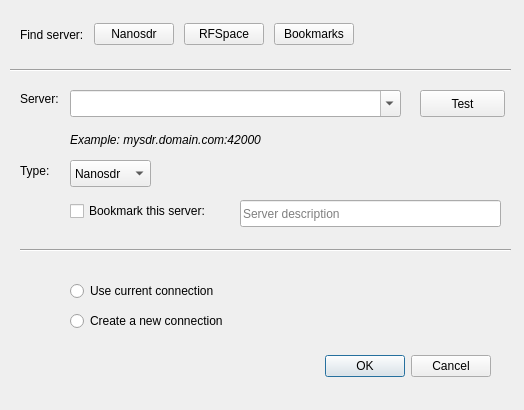
First picture: the form in src/server_dialog.ui, repository nanosdr/nanosdr-client, before the edit.
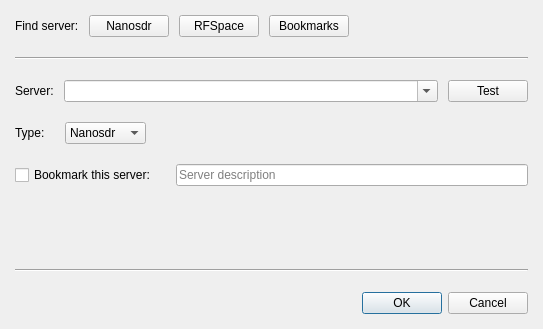
Second picture: the form after the edit.

Commit message: Work on the connection dialog.

```diff
--- a/src/server_dialog.ui
+++ b/src/server_dialog.ui
@@ -6,50 +6,115 @@
    <rect>
     <x>0</x>
     <y>0</y>
-    <width>524</width>
-    <height>410</height>
+    <width>543</width>
+    <height>329</height>
    </rect>
   </property>
   <property name="windowTitle">
    <string>Connect to server</string>
   </property>
-  <widget class="QDialogButtonBox" name="buttonBox">
-   <property name="geometry">
-    <rect>
-     <x>40</x>
-     <y>350</y>
-     <width>451</width>
-     <height>32</height>
-    </rect>
+  <layout class="QVBoxLayout" name="verticalLayout">
+   <property name="spacing">
+    <number>20</number>
    </property>
+   <property name="leftMargin">
+    <number>15</number>
+   </property>
+   <property name="topMargin">
+    <number>15</number>
+   </property>
+   <property name="rightMargin">
+    <number>15</number>
+   </property>
+   <property name="bottomMargin">
+    <number>15</number>
+   </property>
+   <item>
+    <layout class="QHBoxLayout" name="horizontalLayout">
+     <property name="spacing">
+      <number>10</number>
+     </property>
+     <item>
+      <widget class="QLabel" name="label_4">
+       <property name="text">
+        <string>Find server:</string>
+       </property>
+      </widget>
+     </item>
+     <item>
+      <widget class="QPushButton" name="nsdrButton">
+       <property name="toolTip">
+        <string>Show public Nanosdr servers</string>
+       </property>
+       <property name="statusTip">
+        <string>Show public Nanosdr servers</string>
+       </property>
+       <property name="text">
+        <string>Nanosdr</string>
+       </property>
+      </widget>
+     </item>
+     <item>
+      <widget class="QPushButton" name="rfspaceButton">
+       <property name="toolTip">
+        <string>Show public RFSpace servers</string>
+       </property>
+       <property name="statusTip">
+        <string>Show public RFSpace servers</string>
+       </property>
+       <property name="text">
+        <string>RFSpace</string>
+       </property>
+      </widget>
+     </item>
+     <item>
+      <widget class="QPushButton" name="bmButton">
+       <property name="text">
+        <string>Bookmarks</string>
+       </property>
+      </widget>
+     </item>
+     <item>
+      <spacer name="horizontalSpacer">
    <property name="orientation">
     <enum>Qt::Horizontal</enum>
    </property>
-   <property name="standardButtons">
-    <set>QDialogButtonBox::Cancel|QDialogButtonBox::Ok</set>
-   </property>
-  </widget>
+       <property name="sizeHint" stdset="0">
+        <size>
+         <width>40</width>
+         <height>20</height>
+        </size>
+       </property>
+      </spacer>
+     </item>
+    </layout>
+   </item>
+   <item>
+    <widget class="Line" name="line">
+     <property name="orientation">
+      <enum>Qt::Horizontal</enum>
+     </property>
+    </widget>
+   </item>
+   <item>
+    <layout class="QHBoxLayout" name="horizontalLayout_2">
+     <property name="spacing">
+      <number>10</number>
+     </property>
+     <item>
   <widget class="QLabel" name="label">
-   <property name="geometry">
-    <rect>
-     <x>20</x>
-     <y>90</y>
-     <width>55</width>
-     <height>17</height>
-    </rect>
-   </property>
    <property name="text">
     <string>Server:</string>
    </property>
   </widget>
-  <widget class="QComboBox" name="serverAddrCombo">
-   <property name="geometry">
-    <rect>
-     <x>70</x>
-     <y>90</y>
-     <width>331</width>
-     <height>27</height>
-    </rect>
+     </item>
+     <item>
+      <widget class="QComboBox" name="serverCombo">
+       <property name="sizePolicy">
+        <sizepolicy hsizetype="Expanding" vsizetype="Fixed">
+         <horstretch>0</horstretch>
+         <verstretch>0</verstretch>
+        </sizepolicy>
    </property>
    <property name="toolTip">
     <string>&lt;html&gt;&lt;head/&gt;&lt;body&gt;&lt;p&gt;Enter server IP or host name and the port number, for example:&lt;/p&gt;&lt;p&gt;10.129.1.30:42000&lt;/p&gt;&lt;p&gt;mysdr.domain.com:42000&lt;/p&gt;&lt;/body&gt;&lt;/html&gt;</string>
@@ -61,36 +126,9 @@
     <bool>true</bool>
    </property>
   </widget>
-  <widget class="QLabel" name="label_2">
-   <property name="geometry">
-    <rect>
-     <x>70</x>
-     <y>130</y>
-     <width>281</width>
-     <height>20</height>
-    </rect>
-   </property>
-   <property name="font">
-    <font>
-     <italic>true</italic>
-    </font>
-   </property>
-   <property name="text">
-    <string>Example: mysdr.domain.com:42000</string>
-   </property>
-   <property name="alignment">
-    <set>Qt::AlignLeading|Qt::AlignLeft|Qt::AlignVCenter</set>
-   </property>
-  </widget>
+     </item>
+     <item>
   <widget class="QPushButton" name="testButton">
-   <property name="geometry">
-    <rect>
-     <x>420</x>
-     <y>90</y>
-     <width>85</width>
-     <height>27</height>
-    </rect>
-   </property>
    <property name="toolTip">
     <string>Test connection to server</string>
    </property>
@@ -101,28 +139,20 @@
     <string>Test</string>
    </property>
   </widget>
+     </item>
+    </layout>
+   </item>
+   <item>
+    <layout class="QHBoxLayout" name="horizontalLayout_3">
+     <item>
   <widget class="QLabel" name="label_3">
-   <property name="geometry">
-    <rect>
-     <x>20</x>
-     <y>160</y>
-     <width>41</width>
-     <height>21</height>
-    </rect>
-   </property>
    <property name="text">
     <string>Type:</string>
    </property>
   </widget>
-  <widget class="QComboBox" name="serverTypeCombo">
-   <property name="geometry">
-    <rect>
-     <x>70</x>
-     <y>160</y>
-     <width>81</width>
-     <height>27</height>
-    </rect>
-   </property>
+     </item>
+     <item>
+      <widget class="QComboBox" name="serverType">
    <item>
     <property name="text">
      <string>Nanosdr</string>
@@ -134,80 +164,33 @@
     </property>
    </item>
   </widget>
-  <widget class="Line" name="line">
-   <property name="geometry">
-    <rect>
-     <x>10</x>
-     <y>60</y>
-     <width>501</width>
-     <height>20</height>
-    </rect>
-   </property>
+     </item>
+     <item>
+      <spacer name="horizontalSpacer_2">
    <property name="orientation">
     <enum>Qt::Horizontal</enum>
    </property>
-  </widget>
-  <widget class="Line" name="line_2">
-   <property name="geometry">
-    <rect>
-     <x>20</x>
-     <y>240</y>
-     <width>491</width>
+       <property name="sizeHint" stdset="0">
+        <size>
+         <width>40</width>
      <height>20</height>
-    </rect>
-   </property>
-   <property name="orientation">
-    <enum>Qt::Horizontal</enum>
-   </property>
-  </widget>
-  <widget class="QCheckBox" name="checkBox">
-   <property name="geometry">
-    <rect>
-     <x>70</x>
-     <y>200</y>
-     <width>161</width>
-     <height>22</height>
-    </rect>
-   </property>
+        </size>
+       </property>
+      </spacer>
+     </item>
+    </layout>
+   </item>
+   <item>
+    <layout class="QHBoxLayout" name="horizontalLayout_4">
+     <item>
+      <widget class="QCheckBox" name="bmCheckBox">
    <property name="text">
     <string>Bookmark this server:</string>
    </property>
   </widget>
-  <widget class="QRadioButton" name="radioButton">
-   <property name="geometry">
-    <rect>
-     <x>70</x>
-     <y>310</y>
-     <width>211</width>
-     <height>22</height>
-    </rect>
-   </property>
-   <property name="text">
-    <string>Create a new connection</string>
-   </property>
-  </widget>
-  <widget class="QRadioButton" name="radioButton_2">
-   <property name="geometry">
-    <rect>
-     <x>70</x>
-     <y>280</y>
-     <width>181</width>
-     <height>22</height>
-    </rect>
-   </property>
-   <property name="text">
-    <string>Use current connection</string>
-   </property>
-  </widget>
-  <widget class="QLineEdit" name="lineEdit">
-   <property name="geometry">
-    <rect>
-     <x>240</x>
-     <y>200</y>
-     <width>261</width>
-     <height>27</height>
-    </rect>
-   </property>
+     </item>
+     <item>
+      <widget class="QLineEdit" name="bmDesc">
    <property name="maxLength">
     <number>64</number>
    </property>
@@ -215,74 +198,40 @@
     <string>Server description</string>
    </property>
   </widget>
-  <widget class="QWidget" name="">
-   <property name="geometry">
-    <rect>
-     <x>20</x>
-     <y>20</y>
-     <width>481</width>
-     <height>29</height>
-    </rect>
-   </property>
-   <layout class="QHBoxLayout" name="horizontalLayout">
-    <property name="spacing">
-     <number>10</number>
-    </property>
-    <item>
-     <widget class="QLabel" name="label_4">
-      <property name="text">
-       <string>Find server:</string>
-      </property>
-     </widget>
-    </item>
-    <item>
-     <widget class="QPushButton" name="nanosdrButton">
-      <property name="toolTip">
-       <string>Show public Nanosdr servers</string>
-      </property>
-      <property name="statusTip">
-       <string>Show public Nanosdr servers</string>
-      </property>
-      <property name="text">
-       <string>Nanosdr</string>
-      </property>
-     </widget>
+     </item>
+    </layout>
     </item>
     <item>
-     <widget class="QPushButton" name="rfspaceButton">
-      <property name="toolTip">
-       <string>Show public RFSpace servers</string>
-      </property>
-      <property name="statusTip">
-       <string>Show public RFSpace servers</string>
-      </property>
-      <property name="text">
-       <string>RFSpace</string>
-      </property>
-     </widget>
-    </item>
-    <item>
-     <widget class="QPushButton" name="bookmarksButton">
-      <property name="text">
-       <string>Bookmarks</string>
-      </property>
-     </widget>
-    </item>
-    <item>
-     <spacer name="horizontalSpacer">
+    <spacer name="verticalSpacer">
       <property name="orientation">
-       <enum>Qt::Horizontal</enum>
+      <enum>Qt::Vertical</enum>
       </property>
       <property name="sizeHint" stdset="0">
        <size>
-        <width>40</width>
-        <height>20</height>
+       <width>20</width>
+       <height>40</height>
        </size>
       </property>
      </spacer>
     </item>
-   </layout>
-  </widget>
+   <item>
+    <widget class="Line" name="line_2">
+     <property name="orientation">
+      <enum>Qt::Horizontal</enum>
+     </property>
+    </widget>
+   </item>
+   <item>
+    <widget class="QDialogButtonBox" name="buttonBox">
+     <property name="orientation">
+      <enum>Qt::Horizontal</enum>
+     </property>
+     <property name="standardButtons">
+      <set>QDialogButtonBox::Cancel|QDialogButtonBox::Ok</set>
+     </property>
+    </widget>
+   </item>
+  </layout>
  </widget>
  <resources/>
  <connections>
```
Lines whose indentation alone changed are shown as unchanged. The commit also changes 2 other files.
